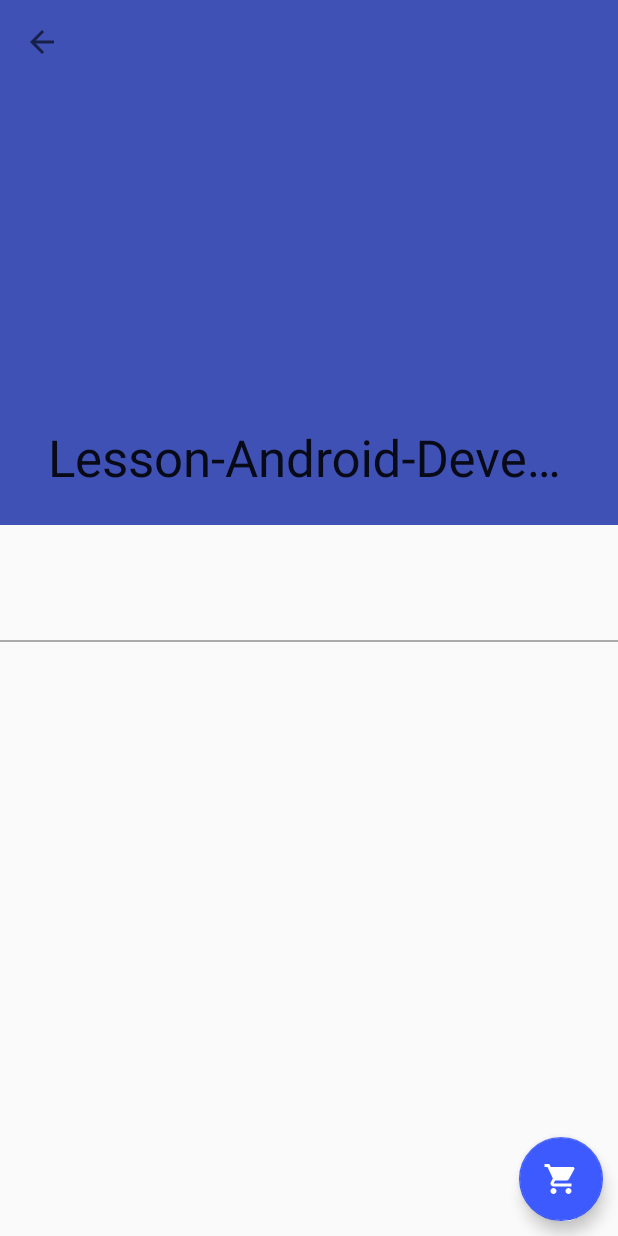
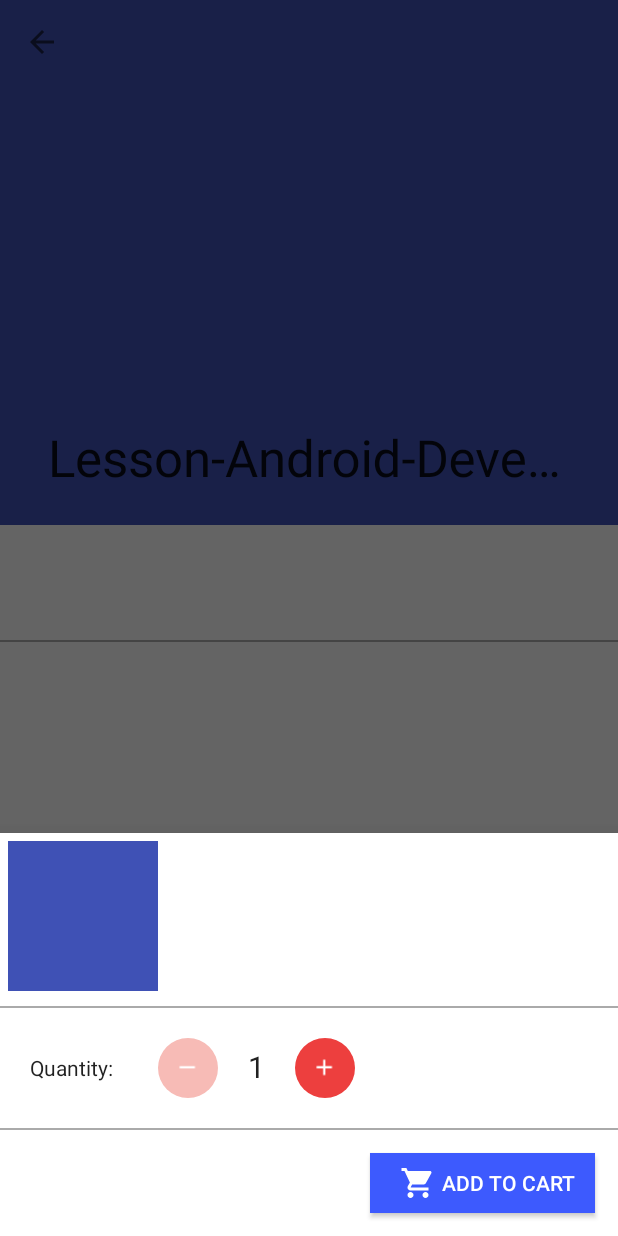
Before and after one commit to Ado-O/ShopProteinApp, an Android app: the DescriptionActivity screen opened directly, with no data from a screen before it, after a tap on an icon or button, on a phone screen of 412 x 824 dp. Run offline under Robolectric (Android 15) with nearby library versions, the phone set to English and light mode, and no system bars; our stand-ins replace Room's generated code, data binding; pictures from the network do not load; 8 statements that could not run were skipped.

Commit message:
add bottomSheetFragment on desFAB

```diff
--- a/app/src/main/java/com/example/user/lesson_android_development/data/Product.java
+++ b/app/src/main/java/com/example/user/lesson_android_development/data/Product.java
@@ -34,7 +34,6 @@ public class Product implements Parcelable{
     @ColumnInfo(name = "discounte")
     private String mDiscounte;
 
-    //TODO parcable write object, and parcable vs seriazable
     @Ignore
     private List<ProductImage> mProductImages = new ArrayList<>();
 
--- a/app/src/main/java/com/example/user/lesson_android_development/main/description/DescriptionActivity.java
+++ b/app/src/main/java/com/example/user/lesson_android_development/main/description/DescriptionActivity.java
@@ -5,11 +5,10 @@ import android.app.Activity;
 import android.content.Intent;
 import android.databinding.DataBindingUtil;
 import android.graphics.Paint;
-import android.os.Parcelable;
+import android.support.design.widget.BottomSheetDialogFragment;
 import android.support.v7.app.AppCompatActivity;
 import android.os.Bundle;
 import android.support.v7.widget.LinearLayoutManager;
-import android.util.Log;
 import android.view.View;
 
 import com.example.user.lesson_android_development.R;
@@ -18,12 +17,10 @@ import com.example.user.lesson_android_development.data.Product;
 import com.example.user.lesson_android_development.databinding.DescriptionActBinding;
 import com.example.user.lesson_android_development.main.descriptionlist.DescriptionListAdapter;
 import com.example.user.lesson_android_development.main.shop.ShopViewModel;
-import com.example.user.lesson_android_development.util.ActivityUtils;
 import com.example.user.lesson_android_development.util.ViewModelFactory;
 
 
-
-public class DescriptionActivity extends AppCompatActivity{
+public class DescriptionActivity extends AppCompatActivity {
 
     private static final String TAG = DescriptionActivity.class.getSimpleName();
 
@@ -122,6 +119,10 @@ public class DescriptionActivity extends AppCompatActivity{
         mDescriptionActBinding.rvDesList.setAdapter(descriptionListAdapter);
 
     }
+//TODO check if you have in evernote BottomSHeetDIalogFragment
 
-
+    public void clickFAB(View view) {
+        BottomSheetDialogFragment bottomSheetDialogFragment = DescriptionBottomFragment.newInstance(p);
+        bottomSheetDialogFragment.show(getSupportFragmentManager(), "Bottom Sheet Dialog Fragment");
+    }
 }
--- a/app/src/main/java/com/example/user/lesson_android_development/main/description/DescriptionBottomFragment.java
+++ b/app/src/main/java/com/example/user/lesson_android_development/main/description/DescriptionBottomFragment.java
@@ -33,16 +33,13 @@ public class DescriptionBottomFragment extends BottomSheetDialogFragment {
     private DescriptionBottomSheetBinding mDescriptionBottomSheetBinding;
     private int mNumber = 1;
     boolean mSelected;
-    private Product product;
-
+    Product product;
 
     public static DescriptionBottomFragment newInstance(Product product) {
 
         DescriptionBottomFragment bottomSheetFragment = new DescriptionBottomFragment();
         Bundle b = new Bundle();
         b.putParcelable(PRODUCT_ITEM, product);
-
-        Log.e(TAG, product.getTitle());
 
         bottomSheetFragment.setArguments(b);
 
@@ -54,9 +51,7 @@ public class DescriptionBottomFragment extends BottomSheetDialogFragment {
     public View onCreateView(@NonNull LayoutInflater inflater, @Nullable ViewGroup container, @Nullable Bundle savedInstanceState) {
         mDescriptionBottomSheetBinding = DescriptionBottomSheetBinding.inflate(inflater, container, false);
 
-//        product = (Product) getArguments().getParcelable(PRODUCT_ITEM);
-//            Log.e(TAG, (product.getPrice()));
-
+        product = (Product) getArguments().getParcelable(PRODUCT_ITEM);
 
         getDataSetup();
         getQuantitySetup();
@@ -83,17 +78,19 @@ public class DescriptionBottomFragment extends BottomSheetDialogFragment {
         return dialog;
     }
 
-    public void getDataSetup() {
+    public void getDataSetup(){
 
-//        Glide.with(getActivity())
-//                .load(p.getPictures())
-//                .into(mDescriptionBottomSheetBinding.ivProduct);
-//        mDescriptionBottomSheetBinding.tvTitle.setText(p.getTitle());
-//        mDescriptionBottomSheetBinding.tvDiscount.setText(p.getDiscounte());
-//        mDescriptionBottomSheetBinding.tvPrice.setText(p.getPrice());
+        Glide.with(getActivity())
+                .load(product.getPictures())
+                .into(mDescriptionBottomSheetBinding.ivProduct);
+
+        mDescriptionBottomSheetBinding.tvTitle.setText(product.getTitle());
+        mDescriptionBottomSheetBinding.tvPrice.setText(product.getPrice());
+        mDescriptionBottomSheetBinding.tvDiscount.setText(product.getDiscounte());
     }
 
     public void getQuantitySetup() {
+        //TODO plus minus logic
         mDescriptionBottomSheetBinding.number.setText("" + mNumber);
 
         //plus
--- a/app/src/main/java/com/example/user/lesson_android_development/main/shop/ShopFragment.java
+++ b/app/src/main/java/com/example/user/lesson_android_development/main/shop/ShopFragment.java
@@ -87,9 +87,6 @@ public class ShopFragment extends Fragment implements RecyclerViewClickListener
     public void recyclerViewListClickedFAB(View v, Product product) {
         mMainViewModelProduct.getCardShopEvent().setValue(product);
 
-        BottomSheetDialogFragment bottomSheetDialogFragment = new DescriptionBottomFragment();
-        bottomSheetDialogFragment.show(getFragmentManager(), "Bottom Sheet Dialog Fragment");
 
     }
-
 }
--- a/app/src/main/java/com/example/user/lesson_android_development/util/RecyclerViewClickListener.java
+++ b/app/src/main/java/com/example/user/lesson_android_development/util/RecyclerViewClickListener.java
@@ -8,5 +8,4 @@ import com.example.user.lesson_android_development.data.Tag;
 public interface RecyclerViewClickListener {
      void recyclerViewListClicked(View v, Product product);
      void recyclerViewListClickedFAB(View v, Product product);
-
 }
--- a/app/src/main/res/layout/description_act.xml
+++ b/app/src/main/res/layout/description_act.xml
@@ -4,16 +4,6 @@
     xmlns:tools="http://schemas.android.com/tools">
 
     <data>
-
-        <import type="android.view.View.OnClickListener" />
-
-        <variable
-            name="listener"
-            type="com.example.user.lesson_android_development.util.RecyclerViewClickListener" />
-
-        <variable
-            name="product"
-            type="com.example.user.lesson_android_development.data.Product" />
 
         <variable
             name="descriptionList"
@@ -64,7 +54,6 @@
             </android.support.design.widget.CollapsingToolbarLayout>
 
         </android.support.design.widget.AppBarLayout>
-
         <android.support.v4.widget.NestedScrollView
             android:layout_width="match_parent"
             android:layout_height="match_parent"
@@ -142,7 +131,7 @@
             android:layout_height="wrap_content"
             android:layout_gravity="end|bottom"
             android:layout_margin="10dp"
-            android:onClick="@{(view)-> listener.recyclerViewListClickedFAB(view, product)}"
+            android:onClick="clickFAB"
             app:backgroundTint="@color/colorFloatButton"
             app:srcCompat="@drawable/shopping_cart_white"
             tools:ignore="VectorDrawableCompat" />
```
Also changed, not shown: app/src/main/java/com/example/user/lesson_android_development/main/shop/ShopActivity.java (+15 -1 lines).
